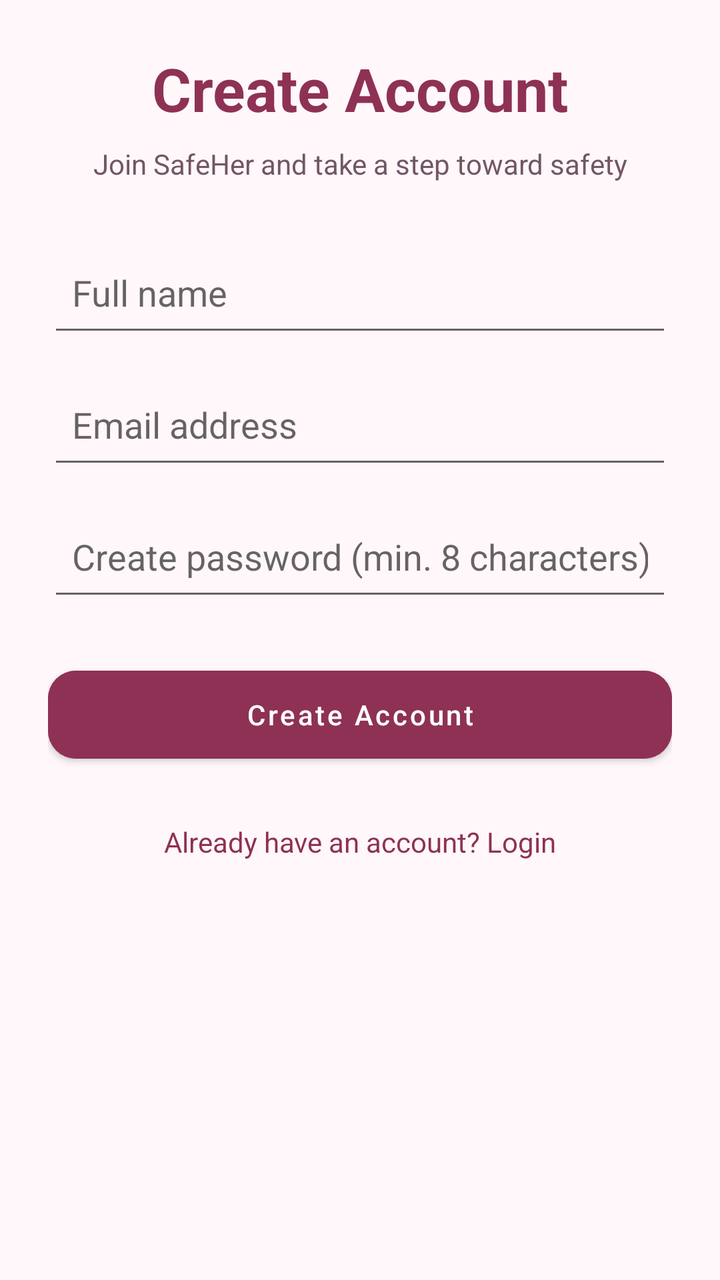
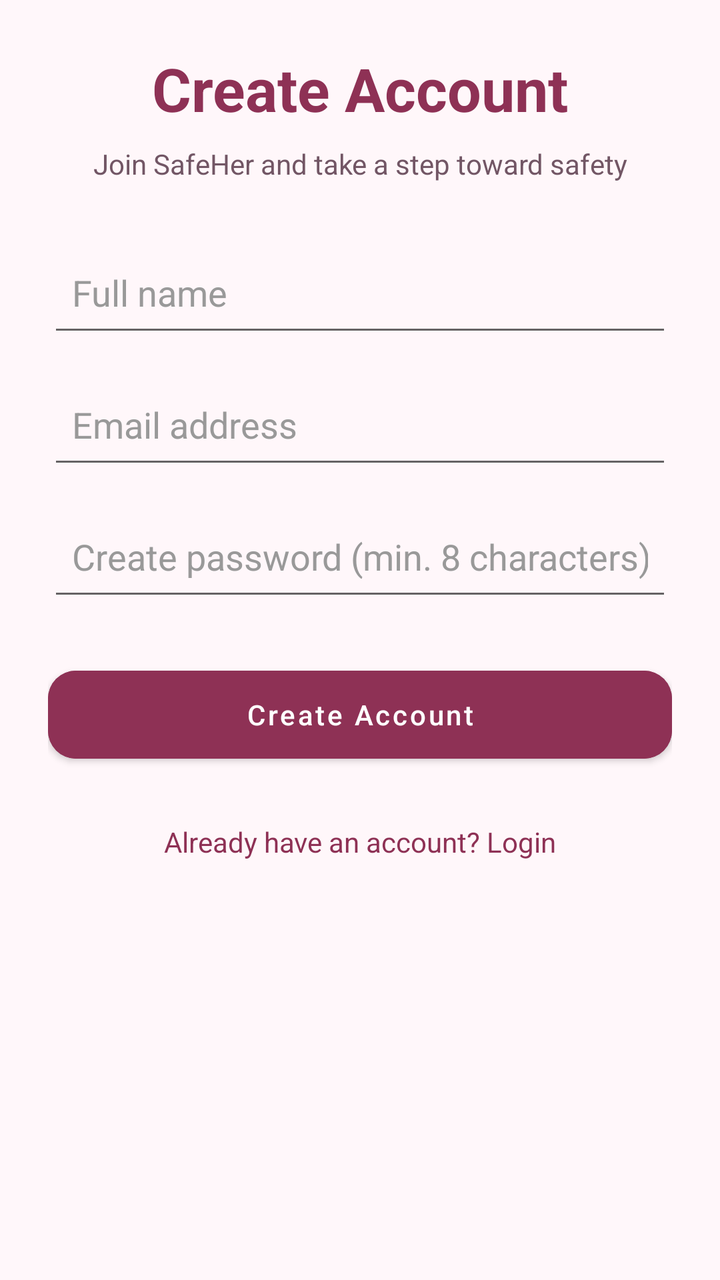

Compare the two renders of this Android layout. The source of the first and the diff that turns it into the second are given below.
<!-- AndroidManifest.xml: application theme Theme.SafeHer -->
<!-- res/layout/activity_register.xml -->
<?xml version="1.0" encoding="utf-8"?>
<androidx.constraintlayout.widget.ConstraintLayout
    xmlns:android="http://schemas.android.com/apk/res/android"
    xmlns:app="http://schemas.android.com/apk/res-auto"
    android:layout_width="match_parent"
    android:layout_height="match_parent"
    android:background="#FFF7FA"
    android:padding="24dp">

    <TextView
        android:id="@+id/registerTitle"
        android:layout_width="wrap_content"
        android:layout_height="wrap_content"
        android:text="Create Account"
        android:textColor="#8E3155"
        android:textSize="30sp"
        android:textStyle="bold"
        app:layout_constraintTop_toTopOf="parent"
        app:layout_constraintStart_toStartOf="parent"
        app:layout_constraintEnd_toEndOf="parent"
        app:layout_constraintVertical_bias="0.25"
        app:layout_constraintBottom_toTopOf="@id/registerSubtitle"/>

    <TextView
        android:id="@+id/registerSubtitle"
        android:layout_width="0dp"
        android:layout_height="wrap_content"
        android:layout_marginTop="8dp"
        android:gravity="center"
        android:text="Join SafeHer and take a step toward safety"
        android:textColor="#725665"
        android:textSize="14sp"
        app:layout_constraintTop_toBottomOf="@id/registerTitle"
        app:layout_constraintStart_toStartOf="parent"
        app:layout_constraintEnd_toEndOf="parent"/>

    <EditText
        android:id="@+id/fullNameInput"
        android:layout_width="0dp"
        android:layout_height="54dp"
        android:layout_marginTop="28dp"
        android:hint="Full name"
        android:inputType="textPersonName|textCapWords"
        android:singleLine="true"
        android:padding="12dp"
        app:layout_constraintTop_toBottomOf="@id/registerSubtitle"
        app:layout_constraintStart_toStartOf="parent"
        app:layout_constraintEnd_toEndOf="parent"/>

    <EditText
        android:id="@+id/emailInput"
        android:layout_width="0dp"
        android:layout_height="54dp"
        android:layout_marginTop="12dp"
        android:hint="Email address"
        android:inputType="textEmailAddress"
        android:singleLine="true"
        android:padding="12dp"
        app:layout_constraintTop_toBottomOf="@id/fullNameInput"
        app:layout_constraintStart_toStartOf="parent"
        app:layout_constraintEnd_toEndOf="parent"/>

    <EditText
        android:id="@+id/registerPasswordInput"
        android:layout_width="0dp"
        android:layout_height="54dp"
        android:layout_marginTop="12dp"
        android:hint="Create password (min. 8 characters)"
        android:inputType="textPassword"
        android:singleLine="true"
        android:padding="12dp"
        app:layout_constraintTop_toBottomOf="@id/emailInput"
        app:layout_constraintStart_toStartOf="parent"
        app:layout_constraintEnd_toEndOf="parent"/>

    <Button
        android:id="@+id/registerButton"
        android:layout_width="0dp"
        android:layout_height="56dp"
        android:layout_marginTop="24dp"
        android:backgroundTint="#8E3155"
        android:text="Create Account"
        android:textAllCaps="false"
        android:textColor="#FFFFFF"
        app:cornerRadius="14dp"
        app:layout_constraintTop_toBottomOf="@id/registerPasswordInput"
        app:layout_constraintStart_toStartOf="parent"
        app:layout_constraintEnd_toEndOf="parent"/>

    <TextView
        android:id="@+id/backToLogin"
        android:layout_width="wrap_content"
        android:layout_height="wrap_content"
        android:layout_marginTop="18dp"
        android:text="Already have an account? Login"
        android:textColor="#8E3155"
        android:textSize="14sp"
        android:padding="8dp"
        app:layout_constraintTop_toBottomOf="@id/registerButton"
        app:layout_constraintStart_toStartOf="parent"
        app:layout_constraintEnd_toEndOf="parent"/>

</androidx.constraintlayout.widget.ConstraintLayout>
<!-- resources referenced by this layout -->
<resources>
  <style name="Theme.SafeHer" parent="Theme.MaterialComponents.DayNight.DarkActionBar">
          
          <item name="colorPrimary">@color/purple_500</item>
          <item name="colorPrimaryVariant">@color/purple_700</item>
          <item name="colorOnPrimary">@color/white</item>
          
          <item name="colorSecondary">@color/teal_200</item>
          <item name="colorSecondaryVariant">@color/teal_700</item>
          <item name="colorOnSecondary">@color/black</item>
          
          <item name="android:statusBarColor">?attr/colorPrimaryVariant</item>
          
      </style>
  <color name="purple_500">#FF6200EE</color>
  <color name="purple_700">#FF3700B3</color>
  <color name="white">#FFFFFFFF</color>
  <color name="teal_200">#FF03DAC5</color>
  <color name="teal_700">#FF018786</color>
  <color name="black">#FF000000</color>
</resources>

<!-- the commit's change to res/layout/activity_register.xml (unified diff, before → after) -->
@@ -40,7 +40,9 @@
         android:layout_height="54dp"
         android:layout_marginTop="28dp"
         android:hint="Full name"
+        android:textColorHint="#999999"
         android:inputType="textPersonName|textCapWords"
+        android:textColor="#8E3155"
         android:singleLine="true"
         android:padding="12dp"
         app:layout_constraintTop_toBottomOf="@id/registerSubtitle"
@@ -53,7 +55,9 @@
         android:layout_height="54dp"
         android:layout_marginTop="12dp"
         android:hint="Email address"
+        android:textColorHint="#999999"
         android:inputType="textEmailAddress"
+        android:textColor="#8E3155"
         android:singleLine="true"
         android:padding="12dp"
         app:layout_constraintTop_toBottomOf="@id/fullNameInput"
@@ -66,7 +70,9 @@
         android:layout_height="54dp"
         android:layout_marginTop="12dp"
         android:hint="Create password (min. 8 characters)"
+        android:textColorHint="#999999"
         android:inputType="textPassword"
+        android:textColor="#8E3155"
         android:singleLine="true"
         android:padding="12dp"
         app:layout_constraintTop_toBottomOf="@id/emailInput"
